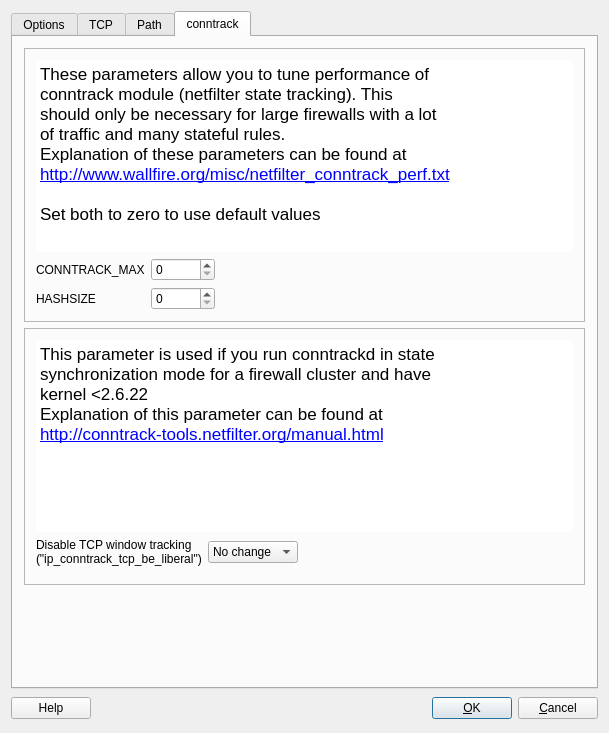
Old version of the form src/gui/linux24advanceddialog_q.ui in the repository fwbuilder/fwbuilder.
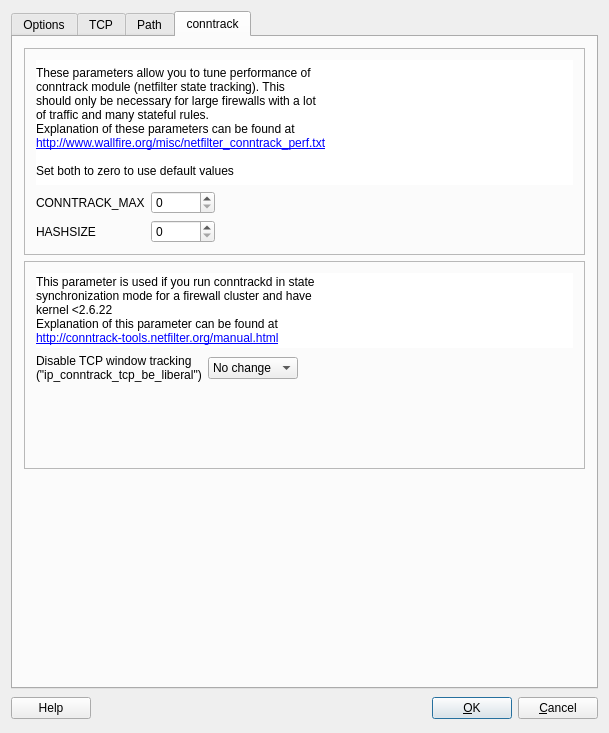
New version of the form.

Commit message: Fonts on linux

Patch:
```diff
--- a/src/gui/linux24advanceddialog_q.ui
+++ b/src/gui/linux24advanceddialog_q.ui
@@ -1078,25 +1078,28 @@
            </widget>
           </item>
           <item row="0" column="0" colspan="3">
-           <widget class="QTextBrowser" name="textBrowser_2">
+           <widget class="QLabel" name="label_6">
             <property name="sizePolicy">
              <sizepolicy hsizetype="Expanding" vsizetype="MinimumExpanding">
               <horstretch>0</horstretch>
               <verstretch>0</verstretch>
              </sizepolicy>
             </property>
-            <property name="frameShape">
-             <enum>QFrame::NoFrame</enum>
+            <property name="autoFillBackground">
+             <bool>false</bool>
             </property>
-            <property name="html">
-             <string>&lt;!DOCTYPE HTML PUBLIC &quot;-//W3C//DTD HTML 4.0//EN&quot; &quot;http://www.w3.org/TR/REC-html40/strict.dtd&quot;&gt;
-&lt;html&gt;&lt;head&gt;&lt;meta name=&quot;qrichtext&quot; content=&quot;1&quot; /&gt;&lt;style type=&quot;text/css&quot;&gt;
-p, li { white-space: pre-wrap; }
-&lt;/style&gt;&lt;/head&gt;&lt;body style=&quot; font-family:'Lucida Grande'; font-size:13pt; font-weight:400; font-style:normal;&quot;&gt;
-&lt;p style=&quot; margin-top:0px; margin-bottom:0px; margin-left:0px; margin-right:0px; -qt-block-indent:0; text-indent:0px;&quot;&gt;These parameters allow you to tune performance of&lt;br /&gt;conntrack module (netfilter state tracking). This&lt;br /&gt;should only be necessary for large firewalls with a lot&lt;br /&gt;of traffic and many stateful rules.&lt;br /&gt;Explanation of these parameters can be found at&lt;br /&gt;&lt;a href=&quot;http://www.wallfire.org/misc/netfilter_conntrack_perf.txt&quot;&gt;&lt;span style=&quot; text-decoration: underline; color:#0000ff;&quot;&gt;http://www.wallfire.org/misc/netfilter_conntrack_perf.txt&lt;/span&gt;&lt;/a&gt;&lt;br /&gt;&lt;br /&gt;Set both to zero to use default values&lt;/p&gt;&lt;/body&gt;&lt;/html&gt;</string>
+            <property name="styleSheet">
+             <string notr="true">background:#fff</string>
             </property>
-            <property name="openExternalLinks">
-             <bool>true</bool>
+            <property name="text">
+             <string>These parameters allow you to tune performance of&lt;br&gt;
+conntrack module (netfilter state tracking). This&lt;br&gt;
+should only be necessary for large firewalls with a lot&lt;br&gt;
+of traffic and many stateful rules.&lt;br&gt;
+Explanation of these parameters can be found at&lt;br&gt;
+&lt;a href=&quot;http://www.wallfire.org/misc/netfilter_conntrack_perf.txt&quot;&gt;http://www.wallfire.org/misc/netfilter_conntrack_perf.txt&lt;/a&gt;&lt;br&gt;
+&lt;br&gt;
+Set both to zero to use default values</string>
             </property>
            </widget>
           </item>
@@ -1111,36 +1114,31 @@
          <property name="frameShadow">
           <enum>QFrame::Raised</enum>
          </property>
-         <layout class="QGridLayout" name="gridLayout_3">
-          <item row="0" column="0" colspan="3">
-           <widget class="QTextBrowser" name="textBrowser">
+         <layout class="QVBoxLayout" name="verticalLayout">
+          <item>
+           <widget class="QLabel" name="label_7">
             <property name="sizePolicy">
              <sizepolicy hsizetype="Expanding" vsizetype="MinimumExpanding">
               <horstretch>0</horstretch>
               <verstretch>0</verstretch>
              </sizepolicy>
             </property>
-            <property name="frameShape">
-             <enum>QFrame::NoFrame</enum>
+            <property name="styleSheet">
+             <string notr="true">background: #fff</string>
             </property>
-            <property name="html">
-             <string>&lt;!DOCTYPE HTML PUBLIC &quot;-//W3C//DTD HTML 4.0//EN&quot; &quot;http://www.w3.org/TR/REC-html40/strict.dtd&quot;&gt;
-&lt;html&gt;&lt;head&gt;&lt;meta name=&quot;qrichtext&quot; content=&quot;1&quot; /&gt;&lt;style type=&quot;text/css&quot;&gt;
-p, li { white-space: pre-wrap; }
-&lt;/style&gt;&lt;/head&gt;&lt;body style=&quot; font-family:'Lucida Grande'; font-size:13pt; font-weight:400; font-style:normal;&quot;&gt;
-&lt;p style=&quot; margin-top:0px; margin-bottom:0px; margin-left:0px; margin-right:0px; -qt-block-indent:0; text-indent:0px;&quot;&gt;This parameter is used if you run conntrackd in state &lt;/p&gt;
-&lt;p style=&quot; margin-top:0px; margin-bottom:0px; margin-left:0px; margin-right:0px; -qt-block-indent:0; text-indent:0px;&quot;&gt;synchronization mode for a firewall cluster and have&lt;/p&gt;
-&lt;p style=&quot; margin-top:0px; margin-bottom:0px; margin-left:0px; margin-right:0px; -qt-block-indent:0; text-indent:0px;&quot;&gt;kernel &amp;lt;2.6.22&lt;/p&gt;
-&lt;p style=&quot; margin-top:0px; margin-bottom:0px; margin-left:0px; margin-right:0px; -qt-block-indent:0; text-indent:0px;&quot;&gt;Explanation of this parameter can be found at&lt;/p&gt;
-&lt;p style=&quot; margin-top:0px; margin-bottom:0px; margin-left:0px; margin-right:0px; -qt-block-indent:0; text-indent:0px;&quot;&gt;&lt;a href=&quot;http://conntrack-tools.netfilter.org/manual.html&quot;&gt;&lt;span style=&quot; text-decoration: underline; color:#0000ff;&quot;&gt;http://conntrack-tools.netfilter.org/manual.html&lt;/span&gt;&lt;/a&gt;&lt;/p&gt;
-&lt;p style=&quot;-qt-paragraph-type:empty; margin-top:0px; margin-bottom:0px; margin-left:0px; margin-right:0px; -qt-block-indent:0; text-indent:0px;&quot;&gt;&lt;/p&gt;&lt;/body&gt;&lt;/html&gt;</string>
-            </property>
-            <property name="openExternalLinks">
-             <bool>true</bool>
+            <property name="text">
+             <string>This parameter is used if you run conntrackd in state &lt;br&gt;
+synchronization mode for a firewall cluster and have&lt;br&gt;
+kernel &amp;lt;2.6.22&lt;br&gt;
+Explanation of this parameter can be found at&lt;br&gt;
+&lt;a href=&quot;http://conntrack-tools.netfilter.org/manual.html&quot;&gt;http://conntrack-tools.netfilter.org/manual.html&lt;/a&gt;
+</string>
             </property>
            </widget>
           </item>
-          <item row="1" column="0">
+          <item>
+           <layout class="QHBoxLayout" name="horizontalLayout">
+            <item>
            <widget class="QLabel" name="label_3">
             <property name="text">
              <string>Disable TCP window tracking  (&quot;ip_conntrack_tcp_be_liberal&quot;)</string>
@@ -1150,7 +1148,7 @@
             </property>
            </widget>
           </item>
-          <item row="1" column="1">
+            <item>
            <widget class="QComboBox" name="conntrack_tcp_be_liberal">
             <item>
              <property name="text">
@@ -1169,7 +1167,7 @@
             </item>
            </widget>
           </item>
-          <item row="1" column="2">
+            <item>
            <spacer name="horizontalSpacer_2">
             <property name="orientation">
              <enum>Qt::Horizontal</enum>
@@ -1182,7 +1180,9 @@
             </property>
            </spacer>
           </item>
-          <item row="2" column="0" colspan="3">
+           </layout>
+          </item>
+          <item>
            <spacer name="verticalSpacer_2">
             <property name="orientation">
              <enum>Qt::Vertical</enum>
```
Lines whose indentation alone changed are shown as unchanged.
